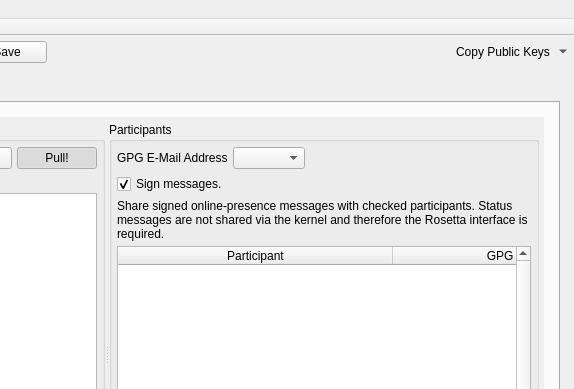
Qt form Source/UI/spot-on-rosetta.ui (textbrowser/spot-on) before a commit; both pictures show x 526 to 1100 and y 0 to 389 of the 1100 by 800 pixel window.
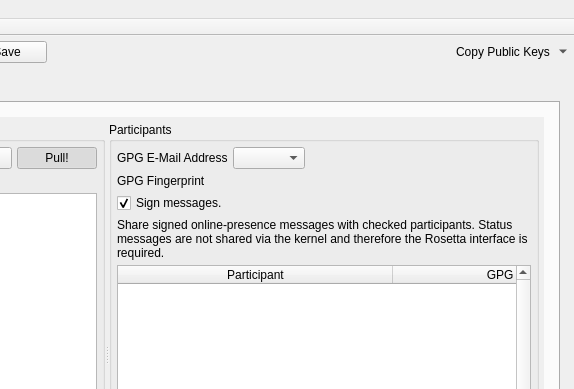
The same form after that commit. The open tabs and pages were chosen to show the change. Icons and pictures are not drawn. Custom widgets are drawn as their Qt base class.

Commit message: Display GPG fingerprint.

```diff
--- a/Source/UI/spot-on-rosetta.ui
+++ b/Source/UI/spot-on-rosetta.ui
@@ -760,7 +760,7 @@
                     <x>0</x>
                     <y>0</y>
                     <width>1027</width>
-                    <height>728</height>
+                    <height>755</height>
                    </rect>
                   </property>
                   <layout class="QHBoxLayout" name="horizontalLayout_25">
@@ -938,6 +938,16 @@
                            </item>
                           </layout>
                          </item>
+                         <item>
+                          <widget class="QLabel" name="gpg_fingerprint">
+                           <property name="text">
+                            <string>GPG Fingerprint</string>
+                           </property>
+                           <property name="wordWrap">
+                            <bool>true</bool>
+                           </property>
+                          </widget>
+                         </item>
                          <item>
                           <layout class="QHBoxLayout" name="horizontalLayout_6">
                            <item>
```
The commit also changes 1 other file.
